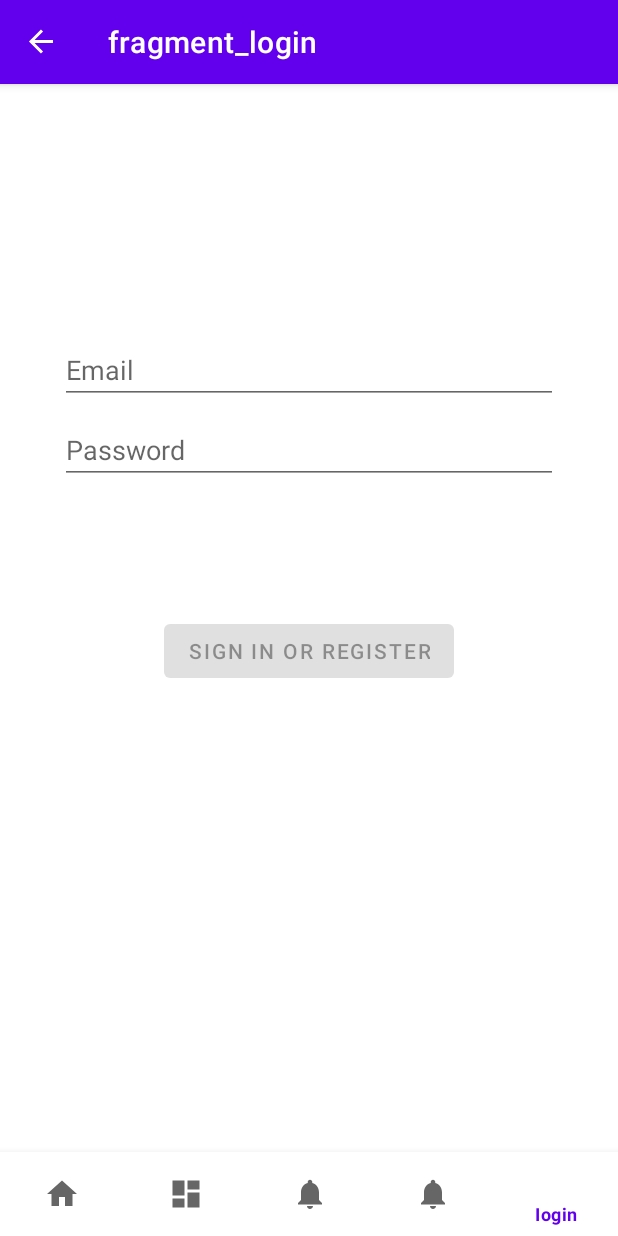
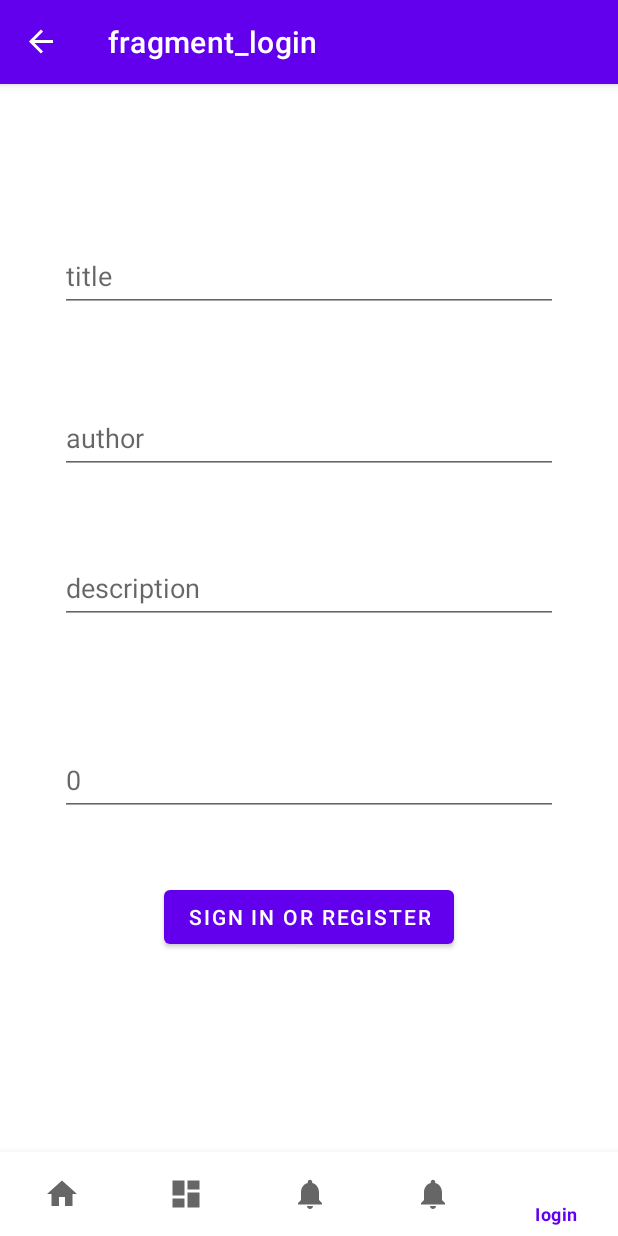
Before and after one commit to Pokhyl/BottomNavigationCat, an Android app: the screen it shows after launch (MainActivity), item 5 of the bottom bar chosen, on a phone screen of 412 x 824 dp. Run offline under Robolectric (Android 15) with nearby library versions, the phone set to English and light mode, and no system bars; our stand-ins replace navigation-ui; 6 statements that could not run were skipped.

Commit message:
BottomNavigation

```diff
--- a/app/src/main/java/com/example/bottomnavigationcat/di/MainComponent.kt
+++ b/app/src/main/java/com/example/bottomnavigationcat/di/MainComponent.kt
@@ -2,6 +2,7 @@ package com.example.bottomnavigationcat.di
 
 import android.app.Application
 import com.example.bottomnavigationcat.MainActivity
+import com.example.bottomnavigationcat.ui.BlankFragment2
 import com.example.bottomnavigationcat.ui.blank.BlankFragment
 import com.example.bottomnavigationcat.ui.dashboard.DashboardFragment
 import com.example.bottomnavigationcat.ui.home.HomeFragment
@@ -23,4 +24,5 @@ interface MainComponent {
    fun inject(dashboardFragment: DashboardFragment)
    fun inject(homeFragment: HomeFragment)
    fun inject(notificationsFragment: NotificationsFragment)
+   fun injekt(blankFragment2: BlankFragment2)
 }
--- a/app/src/main/java/com/example/bottomnavigationcat/di/ViewModelModule.kt
+++ b/app/src/main/java/com/example/bottomnavigationcat/di/ViewModelModule.kt
@@ -2,6 +2,7 @@ package com.example.clone.DI
 
 import androidx.lifecycle.ViewModel
 import androidx.lifecycle.ViewModelProvider
+import com.example.bottomnavigationcat.ui.BlankFragment2ViewModel
 import com.example.bottomnavigationcat.ui.blank.BlankViewModel
 import com.example.bottomnavigationcat.ui.dashboard.DashboardViewModel
 import com.example.bottomnavigationcat.ui.home.HomeViewModel
@@ -33,5 +34,9 @@ abstract class ViewModelModule {
     @ViewModelKey(NotificationsViewModel::class)
     abstract fun  bindsBaseSetupViewModel4(baseSetupViewModel: NotificationsViewModel):ViewModel
 
+    @Binds
+    @IntoMap
+    @ViewModelKey(BlankFragment2ViewModel::class)
+    abstract fun  bindsBaseSetupViewModel5(baseSetupViewModel: BlankFragment2ViewModel):ViewModel
 
 }
--- /dev/null
+++ b/app/src/main/java/com/example/bottomnavigationcat/ui/BlankFragment2.kt
@@ -0,0 +1,82 @@
+package com.example.bottomnavigationcat.ui
+
+import androidx.lifecycle.ViewModelProvider
+import android.os.Bundle
+import android.text.Editable
+import android.text.TextWatcher
+import androidx.fragment.app.Fragment
+import android.view.LayoutInflater
+import android.view.View
+import android.view.ViewGroup
+import androidx.fragment.app.viewModels
+import com.example.bottomnavigationcat.MainActivity
+import com.example.bottomnavigationcat.databinding.FragmentLoginBinding
+import kotlinx.android.synthetic.main.fragment_login.*
+import javax.inject.Inject
+
+class BlankFragment2 : Fragment() {
+    private var binding: FragmentLoginBinding? = null
+    @Inject
+    lateinit var viewModelFactory: ViewModelProvider.Factory
+    private val viewModel: BlankFragment2ViewModel by viewModels {
+        viewModelFactory
+    }
+
+    companion object {
+        fun newInstance() = BlankFragment2()
+    }
+
+
+
+    override fun onCreateView(
+        inflater: LayoutInflater, container: ViewGroup?,
+        savedInstanceState: Bundle?
+    ): View? {
+        (requireActivity() as MainActivity).mainComponent.injekt(this)
+        binding = FragmentLoginBinding.inflate(inflater, container,false)
+        return binding!!.root
+    }
+
+    override fun onActivityCreated(savedInstanceState: Bundle?) {
+        super.onActivityCreated(savedInstanceState)
+//        viewModel = ViewModelProvider(this).get(BlankFragment2ViewModel::class.java)
+        var author = binding!!.author
+        author.addTextChangedListener(autoTextChengeListener)
+        var title = binding!!.title
+        title.addTextChangedListener(autoTextChengeListener)
+        var description = binding!!.description
+        description.addTextChangedListener(autoTextChengeListener)
+        var published = binding!!.published
+        published .addTextChangedListener(autoTextChengeListener)
+        var button = binding!!.button
+        button.setOnClickListener {
+            viewModel.saveBookToDatabase()
+            println("click")
+        }
+
+    }
+val autoTextChengeListener = object :TextWatcher{
+    override fun beforeTextChanged(p0: CharSequence?, p1: Int, p2: Int, p3: Int) {
+//        TODO("Not yet implemented")
+    }
+
+    override fun onTextChanged(p0: CharSequence?, p1: Int, p2: Int, p3: Int) {
+//        TODO("Not yet implemented")
+    }
+
+    override fun afterTextChanged(p0: Editable?) {
+//        var x =p0?.length ?:0
+//        if (x>0) {
+            viewModel.setBook(
+                title = title.text.toString(),
+                author = author.text.toString(),
+                description = description.text.toString(),
+                published = 0
+            )
+        }
+//        viewModel.bookLiveData.value = Book(title = title.text.toString(),
+//                author = author.text.toString(),
+//                description = description.text.toString(),
+//                published = 0)
+    }
+}
--- a/app/src/main/java/com/example/bottomnavigationcat/ui/blank/BlankFragment.kt
+++ b/app/src/main/java/com/example/bottomnavigationcat/ui/blank/BlankFragment.kt
@@ -45,7 +45,8 @@ class BlankFragment : Fragment() {
 //        @Suppress("UNCHECKED_CAST")
 //        return creator.get() as T
         (requireContext() as MainActivity).mainComponent.inject(this)
-        viewModel.repository.liveData.observe(viewLifecycleOwner,{ println(it)})
+        viewModel.loadBookListFromDatabase()
+        viewModel.liveData.observe(viewLifecycleOwner,{ println(it+"!!!!!!!!!!!!!!")})
         viewModel.liveData.observe(viewLifecycleOwner,{ println(it.size)})
     }
 
--- a/app/src/main/java/com/example/bottomnavigationcat/ui/blank/BlankViewModel.kt
+++ b/app/src/main/java/com/example/bottomnavigationcat/ui/blank/BlankViewModel.kt
@@ -20,12 +20,12 @@ private val handler = CoroutineExceptionHandler { _, exception ->
     Log.e("TAG", "CoroutineExceptionHandler got", exception)
 }
 
-    private val scope = viewModelScope + handler + Dispatchers.Default
+    private val scope = viewModelScope + handler + Dispatchers.IO
 
     fun loadBookListFromDatabase() {
 
         scope.launch {
-            liveData.value = repository.getAllBooks()
+            liveData.postValue(repository.getAllBooks())
 
         }
     }
--- a/app/src/main/java/com/example/bottomnavigationcat/ui/ui/login/LoginFragment.kt
+++ /dev/null
@@ -1,130 +0,0 @@
-package com.example.bottomnavigationcat.ui.ui.login
-
-import androidx.lifecycle.Observer
-import androidx.lifecycle.ViewModelProvider
-import androidx.annotation.StringRes
-import androidx.fragment.app.Fragment
-import android.os.Bundle
-import android.text.Editable
-import android.text.TextWatcher
-import android.view.LayoutInflater
-import android.view.View
-import android.view.ViewGroup
-import android.view.inputmethod.EditorInfo
-import android.widget.Button
-import android.widget.EditText
-import android.widget.ProgressBar
-import android.widget.Toast
-import com.example.bottomnavigationcat.databinding.FragmentLoginBinding
-
-
-class LoginFragment : Fragment() {
-
-    private lateinit var loginViewModel: LoginViewModel
-    private var _binding: FragmentLoginBinding? = null
-
-    // This property is only valid between onCreateView and
-    // onDestroyView.
-    private val binding get() = _binding!!
-
-    override fun onCreateView(
-        inflater: LayoutInflater,
-        container: ViewGroup?,
-        savedInstanceState: Bundle?
-    ): View? {
-
-        _binding = FragmentLoginBinding.inflate(inflater, container, false)
-        return binding.root
-
-    }
-
-    override fun onViewCreated(view: View, savedInstanceState: Bundle?) {
-        super.onViewCreated(view, savedInstanceState)
-        loginViewModel = ViewModelProvider(this, LoginViewModelFactory())
-            .get(LoginViewModel::class.java)
-
-        val usernameEditText = binding.username
-        val passwordEditText = binding.password
-        val loginButton = binding.login
-        val loadingProgressBar = binding.loading
-
-        loginViewModel.loginFormState.observe(viewLifecycleOwner,
-            Observer { loginFormState ->
-                if (loginFormState == null) {
-                    return@Observer
-                }
-                loginButton.isEnabled = loginFormState.isDataValid
-                loginFormState.usernameError?.let {
-                    usernameEditText.error = getString(it)
-                }
-                loginFormState.passwordError?.let {
-                    passwordEditText.error = getString(it)
-                }
-            })
-
-        loginViewModel.loginResult.observe(viewLifecycleOwner,
-            Observer { loginResult ->
-                loginResult ?: return@Observer
-                loadingProgressBar.visibility = View.GONE
-                loginResult.error?.let {
-                    showLoginFailed(it)
-                }
-                loginResult.success?.let {
-                    updateUiWithUser(it)
-                }
-            })
-
-        val afterTextChangedListener = object : TextWatcher {
-            override fun beforeTextChanged(s: CharSequence, start: Int, count: Int, after: Int) {
-                // ignore
-            }
-
-            override fun onTextChanged(s: CharSequence, start: Int, before: Int, count: Int) {
-                // ignore
-            }
-
-            override fun afterTextChanged(s: Editable) {
-                loginViewModel.loginDataChanged(
-                    usernameEditText.text.toString(),
-                    passwordEditText.text.toString()
-                )
-            }
-        }
-        usernameEditText.addTextChangedListener(afterTextChangedListener)
-        passwordEditText.addTextChangedListener(afterTextChangedListener)
-        passwordEditText.setOnEditorActionListener { _, actionId, _ ->
-            if (actionId == EditorInfo.IME_ACTION_DONE) {
-                loginViewModel.login(
-                    usernameEditText.text.toString(),
-                    passwordEditText.text.toString()
-                )
-            }
-            false
-        }
-
-        loginButton.setOnClickListener {
-            loadingProgressBar.visibility = View.VISIBLE
-            loginViewModel.login(
-                usernameEditText.text.toString(),
-                passwordEditText.text.toString()
-            )
-        }
-    }
-
-    private fun updateUiWithUser(model: LoggedInUserView) {
-        val welcome = "velcom" + model.displayName
-        // TODO : initiate successful logged in experience
-        val appContext = context?.applicationContext ?: return
-        Toast.makeText(appContext, welcome, Toast.LENGTH_LONG).show()
-    }
-
-    private fun showLoginFailed(@StringRes errorString: Int) {
-        val appContext = context?.applicationContext ?: return
-        Toast.makeText(appContext, errorString, Toast.LENGTH_LONG).show()
-    }
-
-    override fun onDestroyView() {
-        super.onDestroyView()
-        _binding = null
-    }
-}
--- a/app/src/main/java/com/example/bottomnavigationcat/ui/ui/login/LoginViewModel.kt
+++ /dev/null
@@ -1,56 +0,0 @@
-package com.example.bottomnavigationcat.ui.ui.login
-
-import androidx.lifecycle.LiveData
-import androidx.lifecycle.MutableLiveData
-import androidx.lifecycle.ViewModel
-import android.util.Patterns
-import com.example.bottomnavigationcat.R
-import com.example.bottomnavigationcat.ui.data.LoginRepository
-import com.example.bottomnavigationcat.ui.data.Result
-
-
-
-class LoginViewModel(private val loginRepository: LoginRepository) : ViewModel() {
-
-    private val _loginForm = MutableLiveData<LoginFormState>()
-    val loginFormState: LiveData<LoginFormState> = _loginForm
-
-    private val _loginResult = MutableLiveData<LoginResult>()
-    val loginResult: LiveData<LoginResult> = _loginResult
-
-    fun login(username: String, password: String) {
-        // can be launched in a separate asynchronous job
-        val result = loginRepository.login(username, password)
-
-        if (result is Result.Success) {
-            _loginResult.value =
-                LoginResult(success = LoggedInUserView(displayName = result.data.displayName))
-        } else {
-          //  _loginResult.value = LoginResult(error = "era")
-        }
-    }
-
-    fun loginDataChanged(username: String, password: String) {
-        if (!isUserNameValid(username)) {
-//            _loginForm.value = LoginFormState(usernameError = R.string.invalid_username)
-        } else if (!isPasswordValid(password)) {
-     //       _loginForm.value = LoginFormState(passwordError = R.string.invalid_password)
-        } else {
-            _loginForm.value = LoginFormState(isDataValid = true)
-        }
-    }
-
-    // A placeholder username validation check
-    private fun isUserNameValid(username: String): Boolean {
-        return if (username.contains("@")) {
-            Patterns.EMAIL_ADDRESS.matcher(username).matches()
-        } else {
-            username.isNotBlank()
-        }
-    }
-
-    // A placeholder password validation check
-    private fun isPasswordValid(password: String): Boolean {
-        return password.length > 5
-    }
-}
--- a/app/src/main/java/com/example/bottomnavigationcat/ui/ui/login/LoginViewModelFactory.kt
+++ /dev/null
@@ -1,25 +0,0 @@
-package com.example.bottomnavigationcat.ui.ui.login
-
-import androidx.lifecycle.ViewModel
-import androidx.lifecycle.ViewModelProvider
-import com.example.bottomnavigationcat.ui.data.LoginDataSource
-import com.example.bottomnavigationcat.ui.data.LoginRepository
-
-/**
- * ViewModel provider factory to instantiate LoginViewModel.
- * Required given LoginViewModel has a non-empty constructor
- */
-class LoginViewModelFactory : ViewModelProvider.Factory {
-
-    @Suppress("UNCHECKED_CAST")
-    override fun <T : ViewModel> create(modelClass: Class<T>): T {
-        if (modelClass.isAssignableFrom(LoginViewModel::class.java)) {
-            return LoginViewModel(
-                loginRepository = LoginRepository(
-                    dataSource = LoginDataSource()
-                )
-            ) as T
-        }
-        throw IllegalArgumentException("Unknown ViewModel class")
-    }
-}
--- a/app/src/main/res/layout/fragment_login.xml
+++ b/app/src/main/res/layout/fragment_login.xml
@@ -9,40 +9,72 @@
     android:paddingTop="@dimen/fragment_vertical_margin"
     android:paddingRight="@dimen/fragment_horizontal_margin"
     android:paddingBottom="@dimen/fragment_vertical_margin"
-    tools:context=".ui.ui.login.LoginFragment">
+>
 
     <EditText
-        android:id="@+id/username"
+        android:id="@+id/title"
         android:layout_width="0dp"
         android:layout_height="wrap_content"
         android:layout_marginStart="24dp"
-        android:layout_marginTop="96dp"
+        android:layout_marginTop="32dp"
         android:layout_marginEnd="24dp"
-        android:hint="@string/prompt_email"
+        android:hint="title"
         android:inputType="textEmailAddress"
+        android:minHeight="48dp"
         android:selectAllOnFocus="true"
         app:layout_constraintEnd_toEndOf="parent"
         app:layout_constraintStart_toStartOf="parent"
         app:layout_constraintTop_toTopOf="parent" />
 
     <EditText
-        android:id="@+id/password"
+        android:id="@+id/author"
         android:layout_width="0dp"
         android:layout_height="wrap_content"
         android:layout_marginStart="24dp"
-        android:layout_marginTop="8dp"
+        android:layout_marginTop="60dp"
         android:layout_marginEnd="24dp"
-        android:hint="@string/prompt_password"
-        android:imeActionLabel="@string/action_sign_in_short"
-        android:imeOptions="actionDone"
-        android:inputType="textPassword"
+        android:hint="author"
+        android:inputType="textEmailAddress"
+        android:minHeight="48dp"
+        android:selectAllOnFocus="true"
+        app:layout_constraintEnd_toEndOf="parent"
+        app:layout_constraintHorizontal_bias="0.187"
+        app:layout_constraintStart_toStartOf="parent"
+        app:layout_constraintTop_toBottomOf="@+id/title" />
+
+    <EditText
+        android:id="@+id/description"
+        android:layout_width="0dp"
+        android:layout_height="wrap_content"
+        android:layout_marginStart="24dp"
+        android:layout_marginTop="52dp"
+        android:layout_marginEnd="24dp"
+        android:hint="description"
+        android:inputType="textEmailAddress"
+        android:minHeight="48dp"
         android:selectAllOnFocus="true"
         app:layout_constraintEnd_toEndOf="parent"
         app:layout_constraintStart_toStartOf="parent"
-        app:layout_constraintTop_toBottomOf="@+id/username" />
+        app:layout_constraintTop_toBottomOf="@+id/author" />
+
+    <EditText
+        android:id="@+id/published"
+        android:layout_width="0dp"
+        android:layout_height="wrap_content"
+        android:layout_marginStart="24dp"
+        android:layout_marginTop="80dp"
+        android:layout_marginEnd="24dp"
+        android:hint="0"
+        android:minHeight="48dp"
+        android:inputType="number"
+        android:selectAllOnFocus="true"
+        app:layout_constraintEnd_toEndOf="parent"
+        app:layout_constraintHorizontal_bias="0.937"
+        app:layout_constraintStart_toStartOf="parent"
+        app:layout_constraintTop_toBottomOf="@+id/description" />
 
     <Button
-        android:id="@+id/login"
+        android:id="@+id/button"
         android:layout_width="wrap_content"
         android:layout_height="wrap_content"
         android:layout_gravity="start"
@@ -50,12 +82,12 @@
         android:layout_marginTop="16dp"
         android:layout_marginEnd="48dp"
         android:layout_marginBottom="64dp"
-        android:enabled="false"
+
         android:text="@string/action_sign_in"
         app:layout_constraintBottom_toBottomOf="parent"
         app:layout_constraintEnd_toEndOf="parent"
         app:layout_constraintStart_toStartOf="parent"
-        app:layout_constraintTop_toBottomOf="@+id/password"
+        app:layout_constraintTop_toBottomOf="@+id/published"
         app:layout_constraintVertical_bias="0.2" />
 
     <ProgressBar
@@ -69,8 +101,8 @@
         android:layout_marginBottom="64dp"
         android:visibility="gone"
         app:layout_constraintBottom_toBottomOf="parent"
-        app:layout_constraintEnd_toEndOf="@+id/password"
-        app:layout_constraintStart_toStartOf="@+id/password"
+        app:layout_constraintEnd_toEndOf="@+id/published"
+        app:layout_constraintStart_toStartOf="@+id/published"
         app:layout_constraintTop_toTopOf="parent"
         app:layout_constraintVertical_bias="0.3" />
 </androidx.constraintlayout.widget.ConstraintLayout>
--- a/app/src/main/res/navigation/mobile_navigation.xml
+++ b/app/src/main/res/navigation/mobile_navigation.xml
@@ -29,7 +29,7 @@
         tools:layout="@layout/blank_fragment" />
     <fragment
         android:id="@+id/loginFragment"
-        android:name="com.example.bottomnavigationcat.ui.ui.login.LoginFragment"
+        android:name="com.example.bottomnavigationcat.ui.BlankFragment2"
         android:label="fragment_login"
         tools:layout="@layout/fragment_login" />
 </navigation>
```
Also changed, not shown: app/src/main/java/com/example/bottomnavigationcat/ui/BlankFragment2ViewModel.kt (added, +38 -0 lines), app/src/main/java/com/example/bottomnavigationcat/ui/data/LoginDataSource.kt (deleted, +0 -24 lines), app/src/main/java/com/example/bottomnavigationcat/ui/data/LoginRepository.kt (deleted, +0 -46 lines), app/src/main/java/com/example/bottomnavigationcat/ui/data/Result.kt (deleted, +0 -18 lines), app/src/main/java/com/example/bottomnavigationcat/ui/data/model/LoggedInUser.kt (deleted, +0 -9 lines), app/src/main/java/com/example/bottomnavigationcat/ui/ui/login/LoggedInUserView.kt (deleted, +0 -9 lines), app/src/main/java/com/example/bottomnavigationcat/ui/ui/login/LoginFormState.kt (deleted, +0 -10 lines), app/src/main/java/com/example/bottomnavigationcat/ui/ui/login/LoginResult.kt (deleted, +0 -9 lines), app/src/main/res/layout/blank_fragment2_fragment.xml (added, +13 -0 lines).
